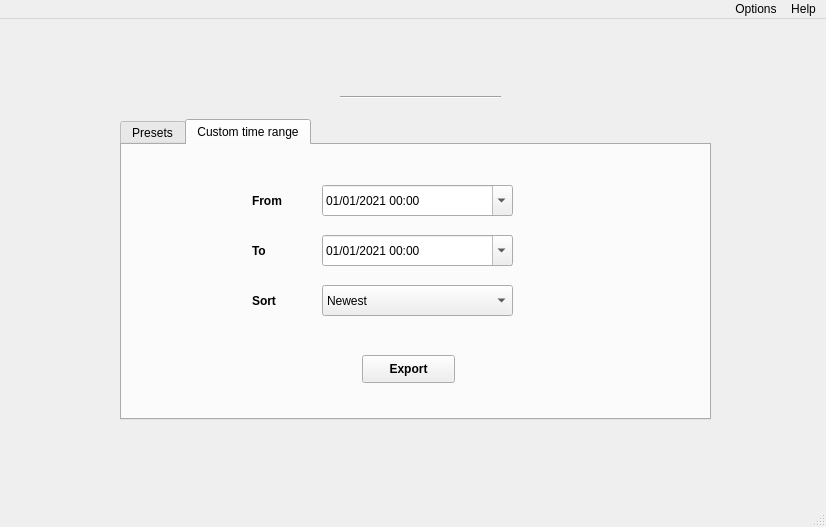
First picture: the form in design/app.ui, repository QuocCuong97/dynatrace-problem-report, before the edit.
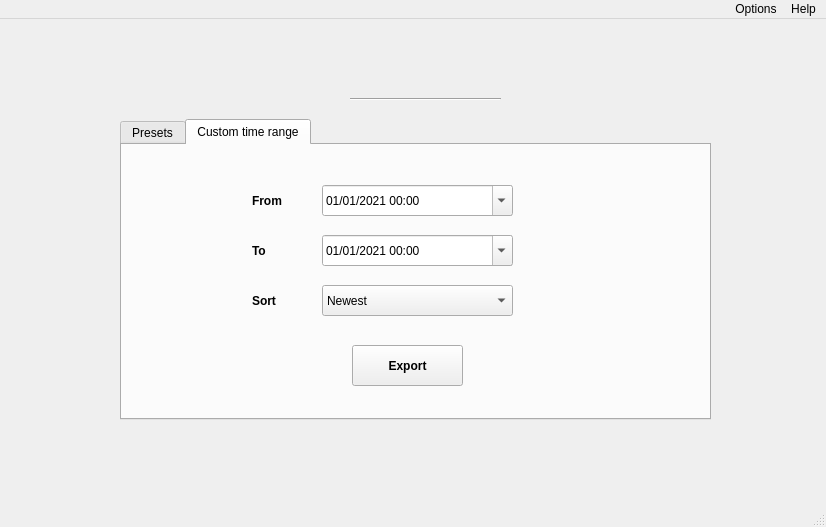
Second picture: the form after the edit. The open tabs and pages were chosen to show the change. Icons and pictures are not drawn.

What changed in the file:
```diff
--- a/design/app.ui
+++ b/design/app.ui
@@ -31,6 +31,9 @@
   <property name="autoFillBackground">
    <bool>false</bool>
   </property>
+  <property name="toolButtonStyle">
+   <enum>Qt::ToolButtonIconOnly</enum>
+  </property>
   <widget class="QWidget" name="centralwidget">
    <widget class="QTabWidget" name="tabWidget">
     <property name="geometry">
@@ -51,6 +54,9 @@
     <property name="autoFillBackground">
      <bool>false</bool>
     </property>
+    <property name="tabPosition">
+     <enum>QTabWidget::North</enum>
+    </property>
     <property name="tabShape">
      <enum>QTabWidget::Rounded</enum>
     </property>
@@ -369,14 +375,15 @@
      <widget class="QPushButton" name="pushButton_2">
       <property name="geometry">
        <rect>
-        <x>240</x>
-        <y>210</y>
-        <width>93</width>
-        <height>28</height>
+        <x>230</x>
+        <y>200</y>
+        <width>111</width>
+        <height>41</height>
        </rect>
       </property>
       <property name="font">
        <font>
+        <pointsize>9</pointsize>
         <weight>75</weight>
         <italic>false</italic>
         <bold>true</bold>
@@ -391,29 +398,10 @@
      </widget>
     </widget>
    </widget>
-   <widget class="QLabel" name="label">
-    <property name="geometry">
-     <rect>
-      <x>630</x>
-      <y>430</y>
-      <width>191</width>
-      <height>41</height>
-     </rect>
-    </property>
-    <property name="text">
-     <string/>
-    </property>
-    <property name="pixmap">
-     <pixmap>../img/power_by_fis.png</pixmap>
-    </property>
-    <property name="scaledContents">
-     <bool>true</bool>
-    </property>
-   </widget>
    <widget class="QLabel" name="label_2">
     <property name="geometry">
      <rect>
-      <x>300</x>
+      <x>310</x>
       <y>10</y>
       <width>211</width>
       <height>61</height>
@@ -432,16 +420,35 @@
    <widget class="Line" name="line">
     <property name="geometry">
      <rect>
-      <x>340</x>
+      <x>350</x>
       <y>70</y>
-      <width>161</width>
-      <height>16</height>
+      <width>151</width>
+      <height>20</height>
      </rect>
     </property>
     <property name="orientation">
      <enum>Qt::Horizontal</enum>
     </property>
    </widget>
+   <widget class="QLabel" name="label">
+    <property name="geometry">
+     <rect>
+      <x>330</x>
+      <y>440</y>
+      <width>161</width>
+      <height>31</height>
+     </rect>
+    </property>
+    <property name="text">
+     <string/>
+    </property>
+    <property name="pixmap">
+     <pixmap resource="../images.qrc">:/images/img/made_by_fis.png</pixmap>
+    </property>
+    <property name="scaledContents">
+     <bool>true</bool>
+    </property>
+   </widget>
   </widget>
   <widget class="QMenuBar" name="menubar">
    <property name="geometry">
```
Left out of the diff: 66 changed lines with no effect on the pictures.
